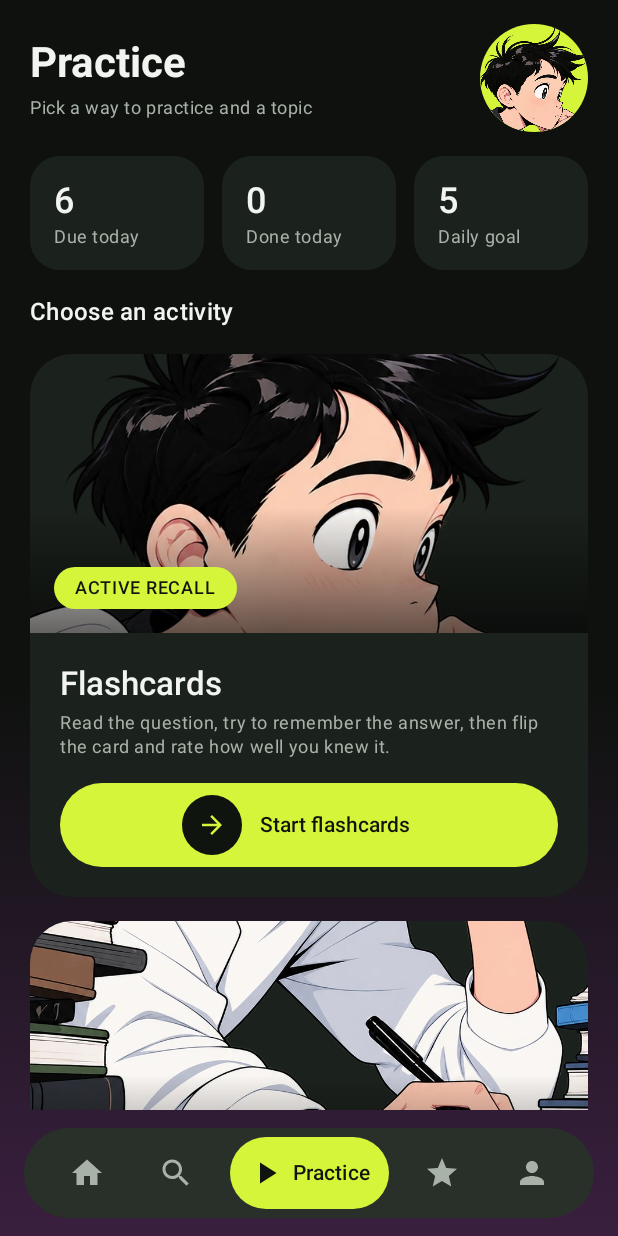
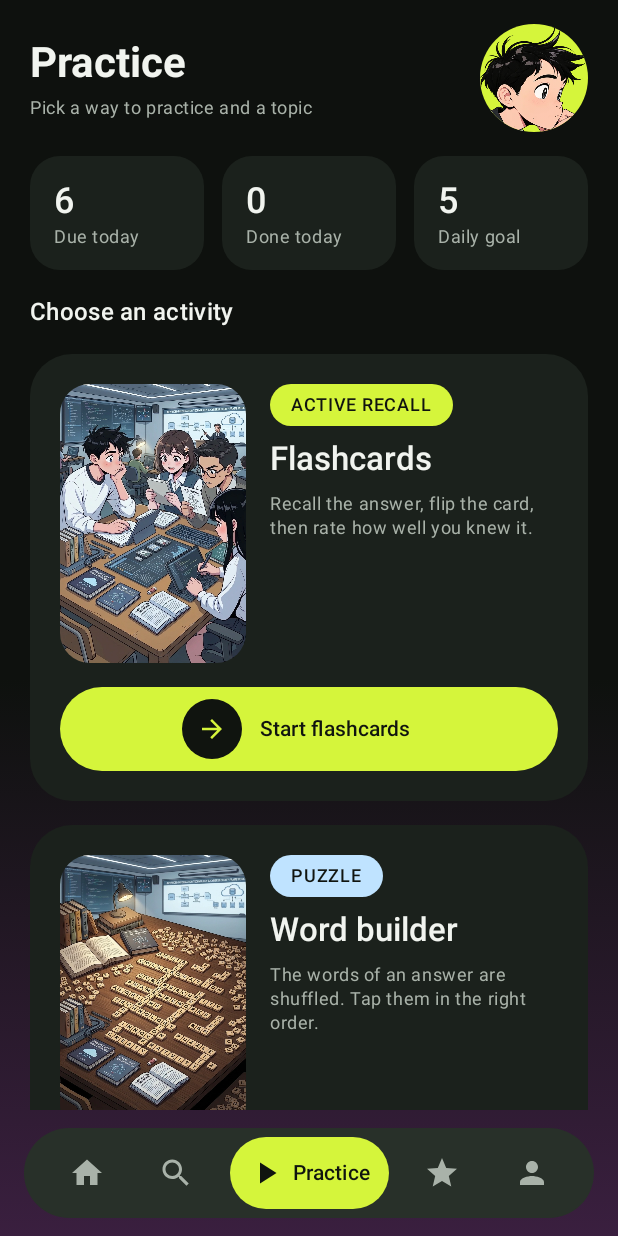
Before and after one commit to YoughooCheon/CP3406-2026-TR3-Mobile-Computing-Educational-App, an Android app built with Jetpack Compose: the PracticeHubScreen screen opened through its navigation route, item 3 of the bottom bar chosen, on a phone screen of 412 x 824 dp. Run offline under Robolectric (Android 15) with nearby library versions, the phone set to English and light mode, and no system bars; pictures from the network do not load.

Commit message:
Initial commit

```diff
--- /dev/null
+++ b/app/src/main/java/com/example/cp3406_assessment3_younghoocheon/ui/components/TopicArt.kt
@@ -0,0 +1,60 @@
+package com.example.cp3406_assessment3_younghoocheon.ui.components
+
+import androidx.annotation.DrawableRes
+import androidx.compose.foundation.Image
+import androidx.compose.foundation.background
+import androidx.compose.foundation.layout.Box
+import androidx.compose.foundation.layout.size
+import androidx.compose.foundation.shape.RoundedCornerShape
+import androidx.compose.runtime.Composable
+import androidx.compose.ui.Alignment
+import androidx.compose.ui.Modifier
+import androidx.compose.ui.draw.clip
+import androidx.compose.ui.graphics.Color
+import androidx.compose.ui.layout.ContentScale
+import androidx.compose.ui.res.painterResource
+import androidx.compose.ui.unit.Dp
+import androidx.compose.ui.unit.dp
+import com.example.cp3406_assessment3_younghoocheon.R
+
+/** The illustration for a topic, or null for a topic that has none (like "All"). */
+@DrawableRes
+fun topicArt(topic: String): Int? = when (topic) {
+    "Privacy" -> R.drawable.topic_privacy
+    "Access" -> R.drawable.topic_access
+    "Memory" -> R.drawable.topic_memory
+    else -> null
+}
+
+/**
+ * The picture of a topic on a soft tile in the topic colour.
+ * A topic without a picture keeps the plain icon badge, so every screen can call this for any topic.
+ * The picture is decorative, so it has no content description.
+ */
+@Composable
+fun TopicArt(
+    topic: String,
+    color: Color,
+    modifier: Modifier = Modifier,
+    size: Dp = 56.dp,
+) {
+    val art = topicArt(topic)
+    if (art == null) {
+        IconBadge(icon = topicIcon(topic), color = color, size = size, modifier = modifier)
+    } else {
+        Box(
+            modifier = modifier
+                .size(size)
+                .clip(RoundedCornerShape(size * 0.3f))
+                .background(color.copy(alpha = 0.22f)),
+            contentAlignment = Alignment.Center,
+        ) {
+            Image(
+                painter = painterResource(art),
+                contentDescription = null,
+                contentScale = ContentScale.Fit,
+                modifier = Modifier.size(size * 0.78f),
+            )
+        }
+    }
+}
--- a/app/src/main/java/com/example/cp3406_assessment3_younghoocheon/ui/screens/PracticeHubScreen.kt
+++ b/app/src/main/java/com/example/cp3406_assessment3_younghoocheon/ui/screens/PracticeHubScreen.kt
@@ -1,16 +1,19 @@
 package com.example.cp3406_assessment3_younghoocheon.ui.screens
 
 import androidx.annotation.DrawableRes
+import androidx.compose.foundation.Image
 import androidx.compose.foundation.background
 import androidx.compose.foundation.layout.Arrangement
 import androidx.compose.foundation.layout.Column
 import androidx.compose.foundation.layout.PaddingValues
 import androidx.compose.foundation.layout.Row
 import androidx.compose.foundation.layout.Spacer
+import androidx.compose.foundation.layout.aspectRatio
 import androidx.compose.foundation.layout.fillMaxSize
 import androidx.compose.foundation.layout.fillMaxWidth
 import androidx.compose.foundation.layout.height
 import androidx.compose.foundation.layout.padding
+import androidx.compose.foundation.layout.width
 import androidx.compose.foundation.lazy.LazyColumn
 import androidx.compose.foundation.lazy.items
 import androidx.compose.foundation.shape.RoundedCornerShape
@@ -27,6 +30,8 @@ import androidx.compose.ui.Modifier
 import androidx.compose.ui.draw.clip
 import androidx.compose.ui.graphics.Color
 import androidx.compose.ui.graphics.vector.ImageVector
+import androidx.compose.ui.layout.ContentScale
+import androidx.compose.ui.res.painterResource
 import androidx.compose.ui.unit.dp
 import androidx.lifecycle.compose.collectAsStateWithLifecycle
 import androidx.lifecycle.viewmodel.compose.viewModel
@@ -41,13 +46,12 @@ import com.example.cp3406_assessment3_younghoocheon.ui.components.AppProgressBar
 import com.example.cp3406_assessment3_younghoocheon.ui.components.Avatar
 import com.example.cp3406_assessment3_younghoocheon.ui.components.IconBadge
 import com.example.cp3406_assessment3_younghoocheon.ui.components.MutedText
-import com.example.cp3406_assessment3_younghoocheon.ui.components.PhotoCard
 import com.example.cp3406_assessment3_younghoocheon.ui.components.PillButton
 import com.example.cp3406_assessment3_younghoocheon.ui.components.ScreenTitle
 import com.example.cp3406_assessment3_younghoocheon.ui.components.SectionHeader
 import com.example.cp3406_assessment3_younghoocheon.ui.components.TagChip
+import com.example.cp3406_assessment3_younghoocheon.ui.components.TopicArt
 import com.example.cp3406_assessment3_younghoocheon.ui.components.TopicTag
-import com.example.cp3406_assessment3_younghoocheon.ui.components.topicIcon
 import com.example.cp3406_assessment3_younghoocheon.ui.theme.Lime
 import com.example.cp3406_assessment3_younghoocheon.ui.theme.Mint
 import com.example.cp3406_assessment3_younghoocheon.ui.theme.Peach
@@ -55,10 +59,11 @@ import com.example.cp3406_assessment3_younghoocheon.ui.theme.Sky
 import com.example.cp3406_assessment3_younghoocheon.ui.theme.topicColor
 import com.example.cp3406_assessment3_younghoocheon.ui.viewmodel.OverviewViewModel
 
-// To use your own pictures, add them to res/drawable-nodpi and change these two lines.
-private val FlashcardsImage = R.drawable.home_hero
-
-private val BuilderImage = R.drawable.empty_study
+// Pictures for the two activities. They live in res/drawable-nodpi.
+// The activity pictures are portrait (842 x 1264), so they are shown at exactly that ratio and never cropped.
+private val FlashcardsImage = R.drawable.practice_flashcards
+private val BuilderImage = R.drawable.practice_builder
+private const val ACTIVITY_IMAGE_RATIO = 842f / 1264f
 
 /**
  * Practice tab: today's numbers, the two learning activities with a short explanation,
@@ -120,7 +125,7 @@ fun PracticeHubScreen(
                 tag = "ACTIVE RECALL",
                 tagColor = Lime,
                 title = "Flashcards",
-                description = "Read the question, try to remember the answer, then flip the card and rate how well you knew it.",
+                description = "Recall the answer, flip the card, then rate how well you knew it.",
                 buttonText = "Start flashcards",
                 filled = true,
                 onStart = { onStartFlashcards("All") },
@@ -132,7 +137,7 @@ fun PracticeHubScreen(
                 tag = "PUZZLE",
                 tagColor = Sky,
                 title = "Word builder",
-                description = "The words of an answer are shuffled. Tap them in the right order to rebuild it.",
+                description = "The words of an answer are shuffled. Tap them in the right order.",
                 buttonText = "Start word builder",
                 filled = false,
                 onStart = { onStartBuilder("All") },
@@ -196,7 +201,11 @@ private fun StatTile(value: String, label: String, modifier: Modifier = Modifier
     }
 }
 
-/** A photo card for one activity. [filled] makes the button lime, otherwise it is the quieter grey one. */
+/**
+ * A card for one activity: the picture on the left at its own ratio (so nothing is cropped),
+ * the tag, title and short text on the right, and the start button across the bottom.
+ * [filled] makes the button lime, otherwise it is the quieter grey one.
+ */
 @Composable
 private fun ActivityCard(
     @DrawableRes image: Int,
@@ -208,25 +217,30 @@ private fun ActivityCard(
     filled: Boolean,
     onStart: () -> Unit,
 ) {
-    PhotoCard(
-        image = image,
-        modifier = Modifier.fillMaxWidth(),
-        imageRatio = 2f,
-        overlay = {
-            TopicTag(
-                text = tag,
-                color = tagColor,
-                modifier = Modifier.align(Alignment.BottomStart).padding(16.dp),
+    AppCard(modifier = Modifier.fillMaxWidth()) {
+        Row(horizontalArrangement = Arrangement.spacedBy(16.dp)) {
+            Image(
+                painter = painterResource(image),
+                contentDescription = null,
+                contentScale = ContentScale.Fit,
+                modifier = Modifier
+                    .width(124.dp)
+                    .aspectRatio(ACTIVITY_IMAGE_RATIO)
+                    .clip(RoundedCornerShape(20.dp)),
             )
-        },
+            Column(
+                modifier = Modifier.weight(1f),
+                verticalArrangement = Arrangement.spacedBy(8.dp),
             ) {
+                TopicTag(text = tag, color = tagColor)
                 Text(
                     text = title,
                     style = MaterialTheme.typography.titleLarge,
                     color = MaterialTheme.colorScheme.onSurface,
                 )
-        Spacer(Modifier.height(4.dp))
                 MutedText(description)
+            }
+        }
         Spacer(Modifier.height(16.dp))
         if (filled) {
             PillButton(text = buttonText, onClick = onStart, modifier = Modifier.fillMaxWidth())
@@ -258,7 +272,7 @@ private fun TopicPracticeCard(
             verticalAlignment = Alignment.CenterVertically,
             horizontalArrangement = Arrangement.spacedBy(14.dp),
         ) {
-            IconBadge(icon = topicIcon(topic), color = color, size = 56.dp)
+            TopicArt(topic = topic, color = color, size = 88.dp)
             Column(Modifier.weight(1f)) {
                 Text(
                     text = topic,
```
Also changed, not shown: app/src/main/java/com/example/cp3406_assessment3_younghoocheon/ui/screens/HomeScreen.kt (+3 -4 lines), app/src/main/java/com/example/cp3406_assessment3_younghoocheon/ui/screens/WelcomeScreen.kt (+17 -82 lines), app/src/main/res/drawable-nodpi/practice_builder.webp (added), app/src/main/res/drawable-nodpi/practice_flashcards.webp (added), app/src/main/res/drawable-nodpi/topic_access.webp (added), app/src/main/res/drawable-nodpi/topic_memory.webp (added), app/src/main/res/drawable-nodpi/topic_privacy.webp (added), app/src/main/res/drawable-nodpi/welcome_practice.webp (added), app/src/main/res/drawable-nodpi/welcome_privacy.webp (added). Lines whose indentation alone changed are shown as unchanged.
